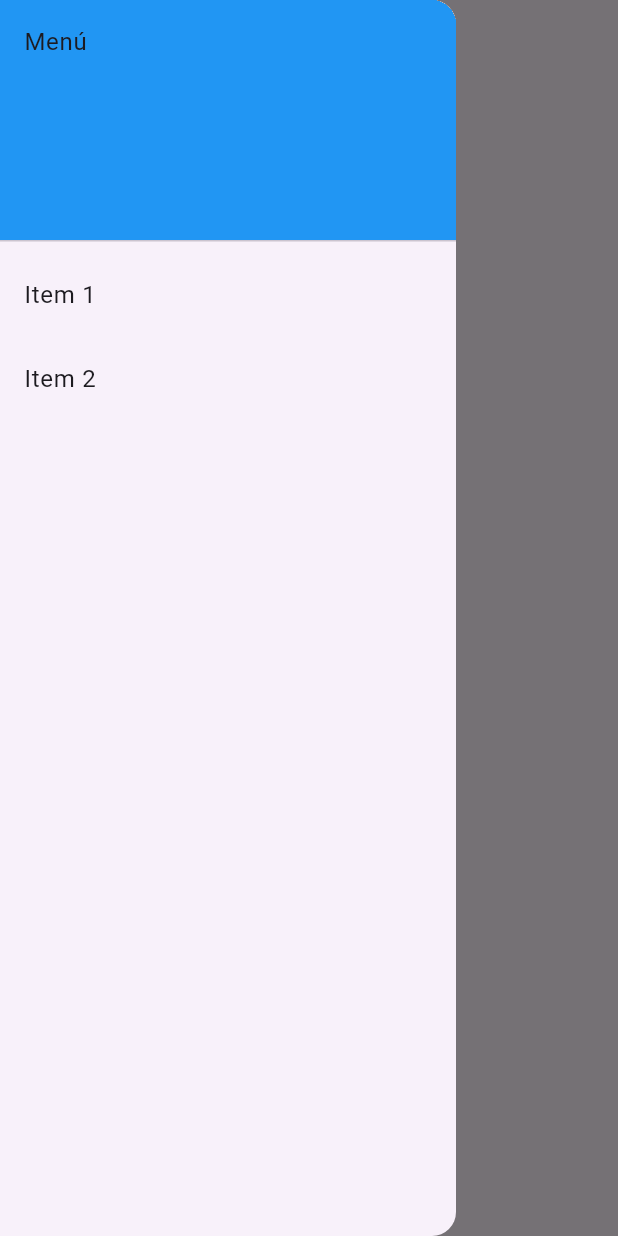
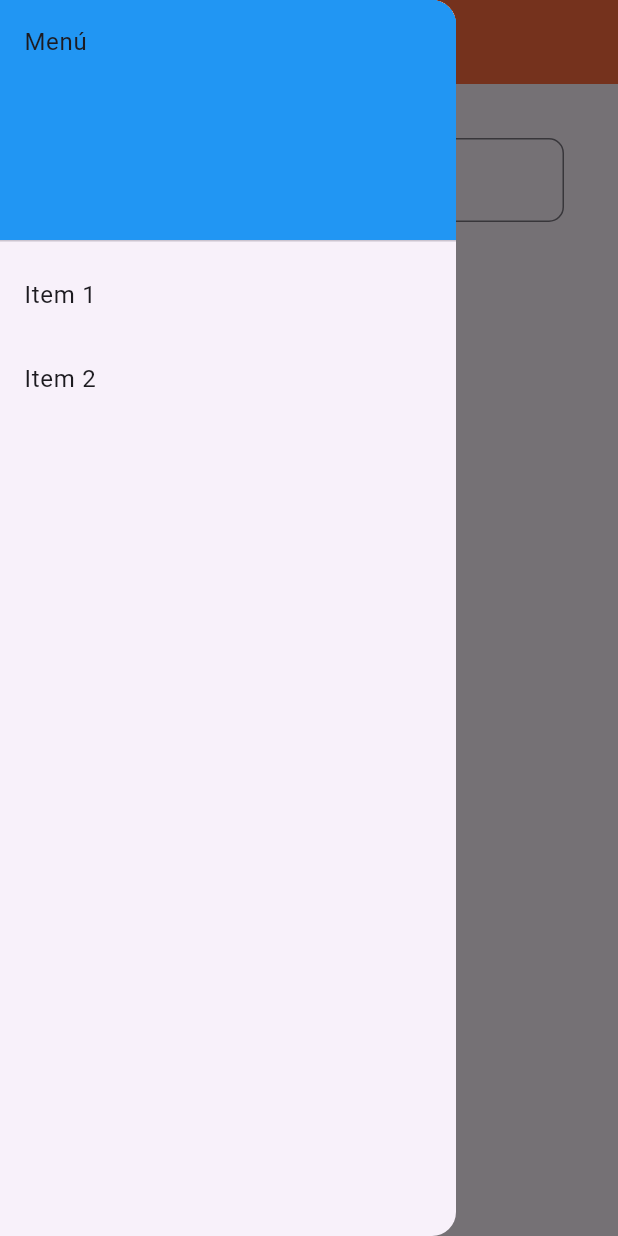
Before and after one commit to jandres-vega/flutter_balcoder_first_app, a Flutter app: the LoginPage screen opened by its route, with the side drawer open, on a phone screen of 412 x 824 dp. Run offline on Flutter 3.47's test engine with Material 3 defaults, Android fonts, the light colour scheme and no system bars.

Commit message:
Feact: Add input to login

```diff
--- a/lib/ui/login/login_page.dart
+++ b/lib/ui/login/login_page.dart
@@ -1,4 +1,6 @@
+import 'package:flutter/cupertino.dart';
 import 'package:flutter/material.dart';
+import 'package:flutter_balcoder_first_app/utils/widget/custom_field_text.dart';
 import 'package:flutter_balcoder_first_app/utils/widget/main_scaffold.dart';
 
 class LoginPage extends StatefulWidget {
@@ -14,11 +16,25 @@ class LoginPage extends StatefulWidget {
 class _LoginPageState extends State<LoginPage> {
   @override
   Widget build(BuildContext context) {
-    return const MainScaffold(
+    return MainScaffold(
         title: 'Login',
         showDrawer: true,
         child: Center(
-          child: Text('Login Page'),
+          child: Container(
+            padding: const EdgeInsets.all(12),
+            child: const Form(
+              child: Column(
+                children: [
+                  CustomFieldText(
+                      label: 'Email',
+                      password: false,
+                      hint: 'Ingresa el email',
+                      icon: Icons.confirmation_num_outlined
+                  ),
+                ],
+              ),
+            ),
+          )
         )
     );
   }
--- a/lib/utils/widget/main_scaffold.dart
+++ b/lib/utils/widget/main_scaffold.dart
@@ -2,17 +2,15 @@ import 'package:flutter/material.dart';
 import 'package:flutter_balcoder_first_app/utils/widget/drawer_widget.dart';
 
 class MainScaffold extends StatefulWidget {
-
   final Widget child;
   final String title;
   final bool showDrawer;
 
-  const MainScaffold({
-    super.key,
+  const MainScaffold(
+      {super.key,
       required this.child,
       required this.title,
-    required this.showDrawer
-  });
+      required this.showDrawer});
 
   @override
   State<StatefulWidget> createState() => _MainScaffoldState();
@@ -23,6 +21,7 @@ class _MainScaffoldState extends State<MainScaffold> {
   Widget build(BuildContext context) {
     return Scaffold(
       appBar: AppBar(
+          backgroundColor: Colors.deepOrangeAccent,
           title: Text(widget.title),
           leading: widget.showDrawer
               ? Builder(
@@ -36,7 +35,12 @@ class _MainScaffoldState extends State<MainScaffold> {
                   onPressed: () {
                     Navigator.pop(context);
                   },
-              icon: const Icon(Icons.arrow_back))),
+                icon: const Icon(Icons.home),
+                alignment: AlignmentDirectional.centerStart,
+                color: Colors.white,
+                padding: const EdgeInsets.all(8.0)
+          )
+      ),
       drawer: widget.showDrawer ? const Drawer(child: DrawerWidget()) : null,
       body: Padding(
         padding: const EdgeInsets.all(24.0),
```
Lines whose indentation alone changed are shown as unchanged.
